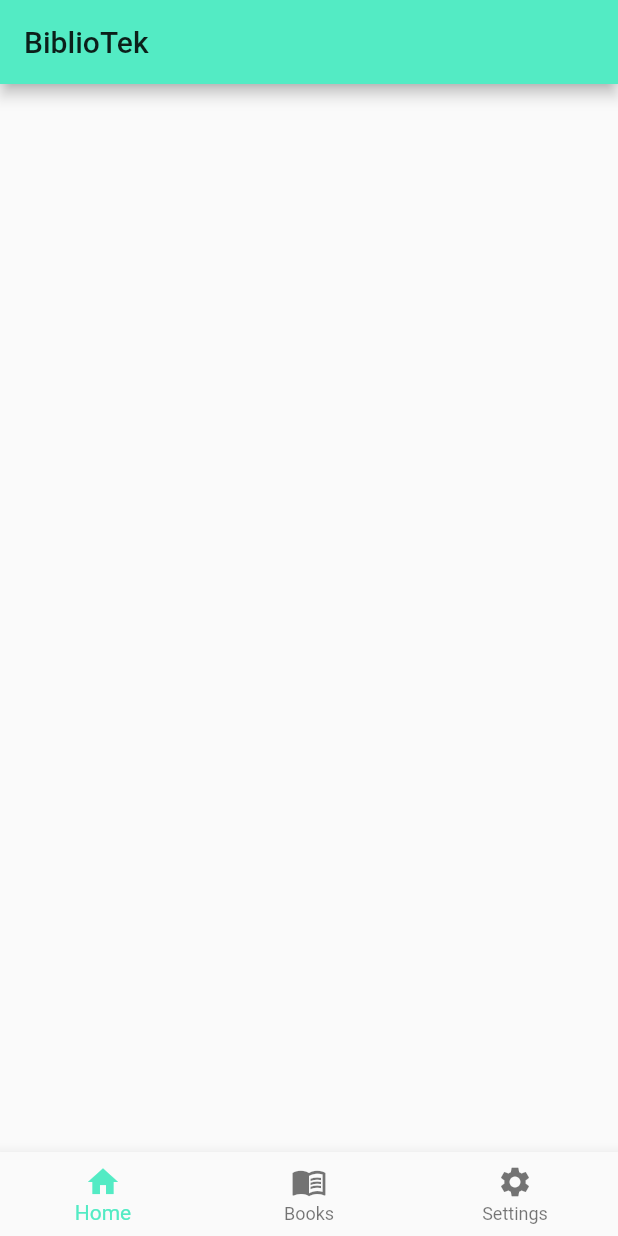
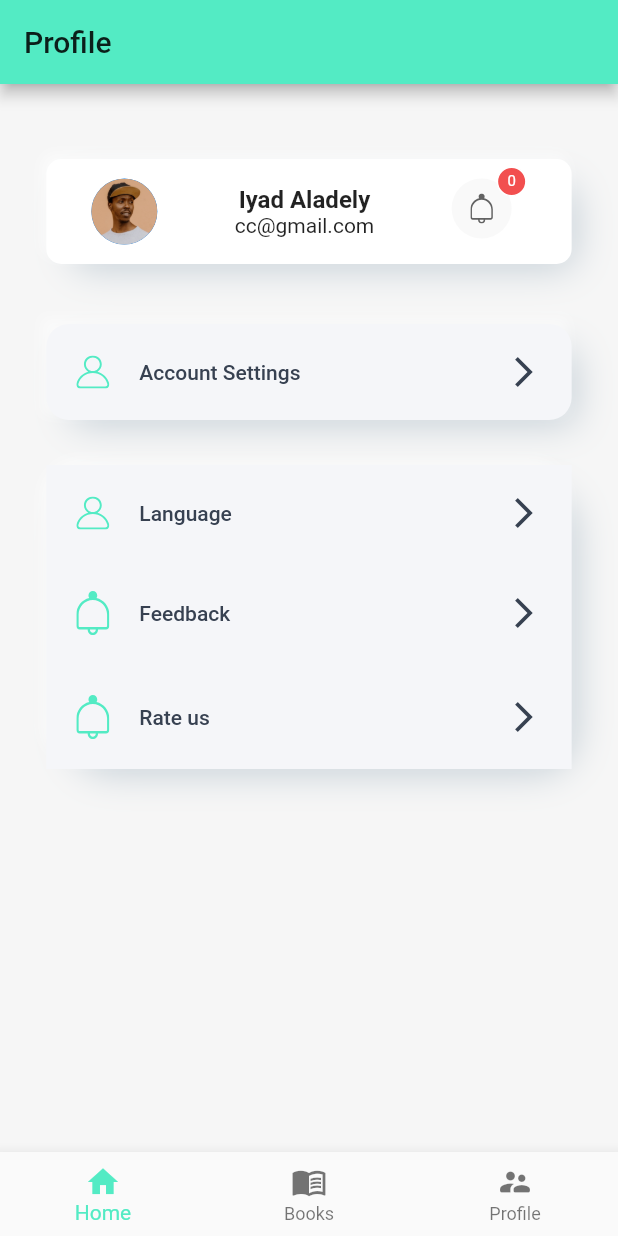
Before and after one commit to mds-iyad/Bibliotek, a Flutter app: the screen it shows after launch, swiped to page 3, on a phone screen of 412 x 824 dp. Run offline on Flutter 3.47's test engine with Material 2 defaults, Android fonts, the light colour scheme and no system bars; our stand-ins replace flutter_svg, shared_preferences.

Commit message:
done: profile page

```diff
--- a/lib/constant/constant.dart
+++ b/lib/constant/constant.dart
@@ -6,3 +6,4 @@ Color kblack = const Color(0xFF000000);
 Color kbrown300 = const Color(0xFF8D6E63);
 Color kbrown = const Color(0xFF795548);
 Color kgrey = const Color(0xFFC0C0C0);
+Color kPrimaryColor = const Color(0xff53EBC4);
--- /dev/null
+++ b/lib/pages/Profile/profile_icon.dart
@@ -0,0 +1,130 @@
+import 'package:flutter/material.dart';
+import 'package:flutter_svg/svg.dart';
+
+class ProfileIcon extends StatelessWidget {
+  const ProfileIcon({Key? key}) : super(key: key);
+  final int _counter = 0;
+  @override
+  Widget build(BuildContext context) {
+    return Padding(
+      padding: const EdgeInsets.all(20.0),
+      child: Container(
+        height: 70,
+        width: MediaQuery.of(context).size.width * 0.85,
+        decoration: const BoxDecoration(
+          color: Colors.white,
+          borderRadius: BorderRadius.only(
+              topLeft: Radius.circular(10),
+              topRight: Radius.circular(10),
+              bottomLeft: Radius.circular(10),
+              bottomRight: Radius.circular(10)),
+          boxShadow: [
+            BoxShadow(
+              color: Color.fromARGB(255, 193, 204, 212),
+              spreadRadius: -8,
+              blurRadius: 21.0,
+              offset: Offset(10, 10),
+            ),
+            BoxShadow(
+              color: Color.fromRGBO(255, 255, 255, 0.5),
+              blurRadius: 6,
+              offset: Offset(-3, -4),
+            )
+          ],
+        ),
+        child: Row(
+          children: [
+            const SizedBox(width: 30),
+            SizedBox(
+              height: 44,
+              width: 44,
+              child: Stack(
+                fit: StackFit.expand,
+                clipBehavior: Clip.none,
+                children: const [
+                  CircleAvatar(
+                    backgroundImage:
+                        AssetImage("assets/images/Profile_Image.png"),
+                  ),
+                  // Positioned(
+                  //   right: -16,
+                  //   bottom: 0,
+                  //   child: SizedBox(
+                  //     height: 46,
+                  //     width: 46,
+                  //     child: TextButton(
+                  //       style: TextButton.styleFrom(
+                  //         foregroundColor: Colors.white,
+                  //         shape: RoundedRectangleBorder(
+                  //           borderRadius: BorderRadius.circular(50),
+                  //           side: const BorderSide(color: Colors.white),
+                  //         ),
+                  //         backgroundColor: const Color(0xFFF5F6F9),
+                  //       ),
+                  //       onPressed: () {},
+                  //       child: const Icon(Icons.camera_alt),
+                  //     ),
+                  //   ),
+                  // ),
+                ],
+              ),
+            ),
+            const Spacer(),
+            Column(
+              mainAxisAlignment: MainAxisAlignment.center,
+              children: const [
+                Text(
+                  'Iyad Aladely',
+                  style: TextStyle(fontWeight: FontWeight.w700, fontSize: 16),
+                ),
+                Text('cc@gmail.com')
+              ],
+            ),
+            const Spacer(),
+            SizedBox(
+              width: 50,
+              child: Stack(
+                children: [
+                  Positioned(
+                    bottom: 17,
+                    child: CircleAvatar(
+                        backgroundColor: const Color(0xffF9F9F9),
+                        child: TextButton(
+                          onPressed: () {},
+                          child: SvgPicture.asset("assets/icons/bell.svg"),
+                        )),
+                  ),
+                  Container(
+                    alignment: Alignment.topRight,
+                    margin: const EdgeInsets.only(top: 5),
+                    child: Container(
+                      width: 20,
+                      height: 20,
+                      decoration: BoxDecoration(
+                          shape: BoxShape.circle,
+                          color: const Color(0xffF24F4F),
+                          border: Border.all(color: Colors.white, width: 1)),
+                      child: Padding(
+                        padding: const EdgeInsets.all(0.0),
+                        child: Center(
+                          child: Text(
+                            _counter.toString(),
+                            style: const TextStyle(
+                                fontSize: 10, color: Colors.white),
+                          ),
+                        ),
+                      ),
+                    ),
+                  ),
+                ],
+              ),
+            ),
+            const SizedBox(
+              width: 30,
+            )
+          ],
+        ),
+      ),
+    );
+  }
+}
--- /dev/null
+++ b/lib/pages/Profile/profile_menu.dart
@@ -0,0 +1,46 @@
+import 'package:bibliotek/constant/constant.dart';
+import 'package:flutter/material.dart';
+import 'package:flutter_svg/flutter_svg.dart';
+
+class ProfileMenu extends StatelessWidget {
+  const ProfileMenu({
+    Key? key,
+    required this.text,
+    required this.icon,
+    this.press,
+    required this.shapeRound,
+  }) : super(key: key);
+
+  final String text, icon;
+  final VoidCallback? press;
+  final double shapeRound;
+
+  @override
+  Widget build(BuildContext context) {
+    return Padding(
+      padding: const EdgeInsets.symmetric(horizontal: 0, vertical: 0),
+      child: TextButton(
+        style: TextButton.styleFrom(
+          foregroundColor: const Color(0xff374151),
+          padding: const EdgeInsets.all(20),
+          shape: RoundedRectangleBorder(
+              borderRadius: BorderRadius.circular(shapeRound)),
+          backgroundColor: const Color(0xFFF5F6F9),
+        ),
+        onPressed: press,
+        child: Row(
+          children: [
+            SvgPicture.asset(
+              icon,
+              color: kPrimaryColor,
+              width: 22,
+            ),
+            const SizedBox(width: 20),
+            Expanded(child: Text(text)),
+            const Icon(Icons.arrow_forward_ios),
+          ],
+        ),
+      ),
+    );
+  }
+}
--- /dev/null
+++ b/lib/pages/Profile/profile_page.dart
@@ -0,0 +1,89 @@
+import 'package:bibliotek/pages/Profile/profile_icon.dart';
+import 'package:bibliotek/pages/Profile/profile_menu.dart';
+import 'package:flutter/material.dart';
+
+class ProfilePage extends StatelessWidget {
+  const ProfilePage({Key? key}) : super(key: key);
+
+  @override
+  Widget build(BuildContext context) {
+    return Scaffold(
+      backgroundColor: const Color(0xffF6F6F6),
+      appBar: AppBar(
+          foregroundColor: Colors.black87,
+          backgroundColor: const Color(0xff53EBC4),
+          title: const Text("Profile")),
+      body: Center(
+        child: SafeArea(
+          child: Column(children: [
+            const SizedBox(height: 30),
+            const ProfileIcon(),
+            const SizedBox(height: 20),
+            Container(
+                width: MediaQuery.of(context).size.width * 0.85,
+                decoration: const BoxDecoration(boxShadow: [
+                  BoxShadow(
+                    color: Color.fromARGB(255, 193, 204, 212),
+                    spreadRadius: -8,
+                    blurRadius: 21.0,
+                    offset: Offset(10, 10),
+                  ),
+                  BoxShadow(
+                    color: Color.fromRGBO(255, 255, 255, 0.5),
+                    blurRadius: 6,
+                    offset: Offset(-3, -4),
+                  )
+                ]),
+                child: ProfileMenu(
+                  text: "Account Settings",
+                  icon: "assets/icons/User Icon.svg",
+                  press: () => {},
+                  shapeRound: 15,
+                )),
+            const SizedBox(height: 30),
+            Container(
+              decoration: BoxDecoration(
+                  borderRadius: BorderRadius.circular(25),
+                  boxShadow: const [
+                    BoxShadow(
+                      color: Color.fromARGB(255, 193, 204, 212),
+                      spreadRadius: -8,
+                      blurRadius: 21.0,
+                      offset: Offset(10, 10),
+                    ),
+                    BoxShadow(
+                      color: Color.fromRGBO(255, 255, 255, 0.5),
+                      blurRadius: 6,
+                      offset: Offset(-3, -4),
+                    )
+                  ]),
+              width: MediaQuery.of(context).size.width * 0.85,
+              child: Column(
+                children: [
+                  ProfileMenu(
+                    text: "Language",
+                    icon: "assets/icons/User Icon.svg",
+                    shapeRound: 0,
+                    press: () => {},
+                  ),
+                  ProfileMenu(
+                    text: "Feedback",
+                    icon: "assets/icons/bell.svg",
+                    shapeRound: 0,
+                    press: () {},
+                  ),
+                  ProfileMenu(
+                    text: "Rate us",
+                    icon: "assets/icons/bell.svg",
+                    shapeRound: 0,
+                    press: () {},
+                  ),
+                ],
+              ),
+            ),
+          ]),
+        ),
+      ),
+    );
+  }
+}
--- a/lib/pages/home_page.dart
+++ b/lib/pages/home_page.dart
@@ -23,6 +23,10 @@ class _HomePageState extends State<HomePage> {
   @override
   Widget build(BuildContext context) {
     return Scaffold(
+      appBar: AppBar(
+          foregroundColor: Colors.black87,
+          backgroundColor: const Color(0xff53EBC4),
+          title: const Text("BiblioTek")),
       body: Column(children: [
         SizedBox(
           width: 200,
--- a/lib/pages/master_page.dart
+++ b/lib/pages/master_page.dart
@@ -1,5 +1,5 @@
 import 'package:bibliotek/pages/book_page.dart';
-import 'package:bibliotek/pages/settings_page.dart';
+import 'package:bibliotek/pages/Profile/profile_page.dart';
 import 'package:bibliotek/pages/home_page.dart';
 import 'package:flutter/material.dart';
 
@@ -15,7 +15,7 @@ class _MasterPageState extends State<MasterPage> {
   final List<Widget> _screens = [
     const HomePage(),
     const BooksPage(),
-    const SettingsPage()
+    const ProfilePage()
   ];
   int _selectedIndex = 0;
 
@@ -32,10 +32,6 @@ class _MasterPageState extends State<MasterPage> {
   @override
   Widget build(BuildContext context) {
     return Scaffold(
-        appBar: AppBar(
-            foregroundColor: Colors.black87,
-            backgroundColor: const Color(0xff53EBC4),
-            title: const Text("BiblioTek")),
         body: PageView(
           controller: _pageController,
           onPageChanged: _onPageChanged,
@@ -53,8 +49,8 @@ class _MasterPageState extends State<MasterPage> {
                 label: 'Books',
               ),
               BottomNavigationBarItem(
-                icon: Icon(Icons.settings),
-                label: 'Settings',
+                icon: Icon(Icons.supervisor_account_rounded),
+                label: 'Profile',
               )
             ],
             currentIndex: _selectedIndex,
--- a/lib/pages/onboard_page.dart
+++ b/lib/pages/onboard_page.dart
@@ -19,7 +19,7 @@ class _OnBoardPageState extends State<OnBoardPage> {
   final List<Onboard> demo_data = [
     Onboard(
       image:
-          "assets/pngtree-cartoon-hand-drawn-teamwork-puzzle-illustration-png-image_1692063.jpeg",
+          "assets/images/pngtree-cartoon-hand-drawn-teamwork-puzzle-illustration-png-image_1692063.jpeg",
       title: "title 1 ",
       description: "description 1",
       bg: Colors.white,
@@ -27,7 +27,7 @@ class _OnBoardPageState extends State<OnBoardPage> {
     ),
     Onboard(
       image:
-          "assets/pngtree-cartoon-hand-drawn-teamwork-puzzle-illustration-png-image_1692063.jpeg",
+          "assets/images/pngtree-cartoon-hand-drawn-teamwork-puzzle-illustration-png-image_1692063.jpeg",
       title: "title 2",
       description: "description 2",
       bg: const Color(0xFF4756DF),
@@ -35,7 +35,7 @@ class _OnBoardPageState extends State<OnBoardPage> {
     ),
     Onboard(
       image:
-          "assets/pngtree-cartoon-hand-drawn-teamwork-puzzle-illustration-png-image_1692063.jpeg",
+          "assets/images/pngtree-cartoon-hand-drawn-teamwork-puzzle-illustration-png-image_1692063.jpeg",
       title: "title 3",
       description: "description 3",
       bg: Colors.white,
@@ -56,11 +56,9 @@ class _OnBoardPageState extends State<OnBoardPage> {
   }
 
   _storeOnboardInfo() async {
-    print("Shared pref called");
     int isViewed = 0;
     SharedPreferences prefs = await SharedPreferences.getInstance();
     await prefs.setInt('onBoard', isViewed);
-    print(prefs.getInt('onBoard'));
   }
 
   @override
@@ -108,7 +106,7 @@ class _OnBoardPageState extends State<OnBoardPage> {
                 mainAxisSize: MainAxisSize.min,
                 children: [
                   Image.asset(demo_data[index].image),
-                  Container(
+                  SizedBox(
                     height: 10.0,
                     child: ListView.builder(
                       itemCount: demo_data.length,
@@ -155,7 +153,6 @@ class _OnBoardPageState extends State<OnBoardPage> {
                   ),
                   InkWell(
                     onTap: () async {
-                      print(index);
                       if (index == demo_data.length - 1) {
                         await _storeOnboardInfo();
                         Navigator.pushReplacement(
@@ -166,7 +163,7 @@ class _OnBoardPageState extends State<OnBoardPage> {
 
                       _pageController.nextPage(
                         duration: const Duration(milliseconds: 300),
-                        curve: Curves.bounceIn,
+                        curve: Curves.ease,
                       );
                     },
                     child: Container(
--- a/lib/pages/settings_page.dart
+++ /dev/null
@@ -1,17 +0,0 @@
-import 'package:flutter/material.dart';
-
-class SettingsPage extends StatefulWidget {
-  const SettingsPage({Key? key}) : super(key: key);
-
-  @override
-  State<SettingsPage> createState() => _SettingsPageState();
-}
-
-class _SettingsPageState extends State<SettingsPage> {
-  @override
-  Widget build(BuildContext context) {
-    return Center(
-      child: Column(children: [ListTile()]),
-    );
-  }
-}
--- a/pubspec.yaml
+++ b/pubspec.yaml
@@ -38,6 +38,7 @@ dependencies:
   cupertino_icons: ^1.0.2
   shared_preferences: ^2.0.15
   flutter_svg: ^1.1.5
+  http: ^0.13.5
 
 dev_dependencies:
   flutter_test:
@@ -63,7 +64,10 @@ flutter:
 
   # To add assets to your application, add an assets section, like this:
   assets:
-    - assets/pngtree-cartoon-hand-drawn-teamwork-puzzle-illustration-png-image_1692063.jpeg
+    - assets/images/pngtree-cartoon-hand-drawn-teamwork-puzzle-illustration-png-image_1692063.jpeg
+    - assets/images/Profile_Image.png
+    - assets/icons/User Icon.svg
+    - assets/icons/bell.svg
   #   - images/a_dot_ham.jpeg
 
   # An image asset can refer to one or more resolution-specific "variants", see
```
Also changed, not shown: assets/icons/User Icon.svg (added), assets/icons/bell.svg (added), assets/images/Profile_Image.png (added), assets/images/pngtree-cartoon-hand-drawn-teamwork-puzzle-illustration-png-image_1692063.jpeg (renamed from assets/pngtree-cartoon-hand-drawn-teamwork-puzzle-illustration-png-image_1692063.jpeg), pubspec.lock.
